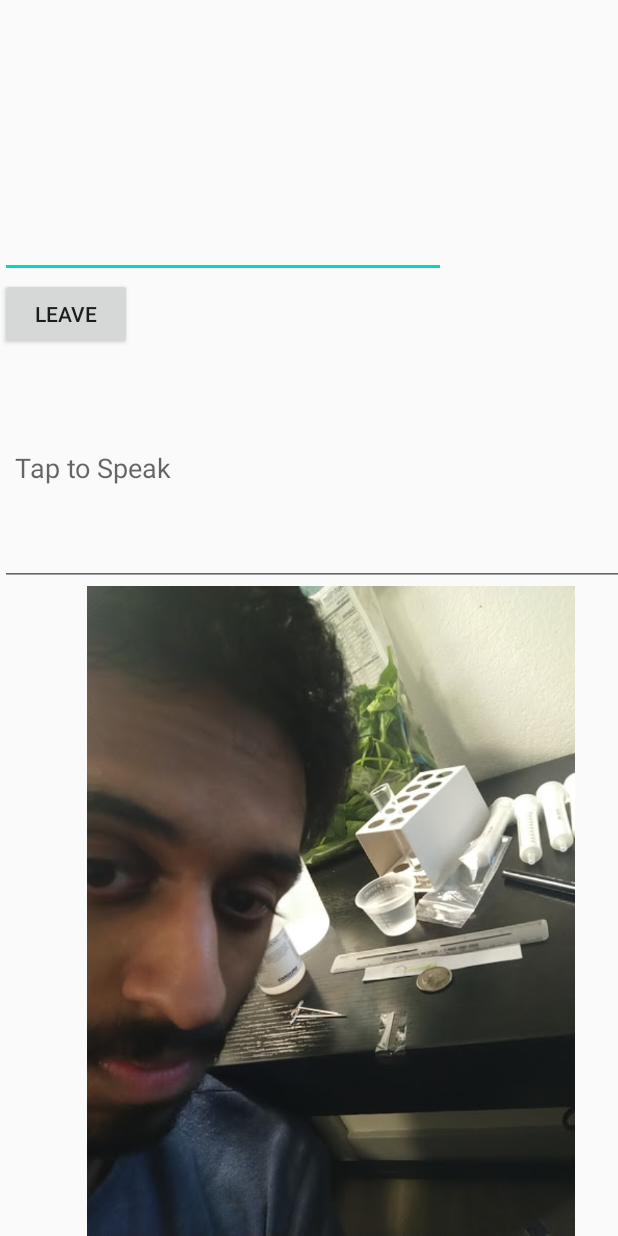
After one commit to bunnefant/brick-hacks-lego-brick, an Android app: the layout activity_record.xml on its own in the app's theme, with its tools: preview values and no code run, on a phone screen of 412 x 824 dp. The commit adds this screen. Run offline under Robolectric (Android 15) with nearby library versions, the phone set to English and light mode, and no system bars.

Commit message:
created record view

```diff
--- /dev/null
+++ b/dolby/app/src/main/res/layout/activity_record.xml
@@ -0,0 +1,48 @@
+<?xml version="1.0" encoding="utf-8"?>
+<androidx.constraintlayout.widget.ConstraintLayout xmlns:android="http://schemas.android.com/apk/res/android"
+    xmlns:app="http://schemas.android.com/apk/res-auto"
+    xmlns:tools="http://schemas.android.com/tools"
+    android:layout_width="match_parent"
+    android:layout_height="match_parent"
+    tools:context=".record">
+    <LinearLayout
+        android:layout_width="match_parent"
+        android:layout_height="match_parent"
+        android:orientation="vertical">
+        <EditText
+            android:id="@+id/user_name"
+            android:layout_width="297dp"
+            android:layout_height="wrap_content"
+            android:layout_weight="1" />
+
+        <!-- Step 2.2. The layout will be upgraded in the leave conference step -->
+        <Button
+            android:id="@+id/leave"
+            android:layout_width="wrap_content"
+            android:layout_height="wrap_content"
+            android:text="leave"
+            android:layout_marginRight="10dp"
+            />
+
+        <EditText
+            android:id="@+id/text"
+            android:layout_width="594dp"
+            android:layout_height="157dp"
+            android:layout_centerInParent="true"
+            android:layout_marginRight="15dp"
+            android:layout_toLeftOf="@id/button"
+            android:hint="Tap to Speak"
+            android:padding="10dp" />
+
+        <ImageView
+            android:id="@+id/button"
+            android:layout_width="451dp"
+            android:layout_height="433dp"
+            android:layout_alignParentRight="true"
+            android:backgroundTint="#F9F8FA"
+            android:paddingRight="10dp"
+            android:src="@drawable/biolabselfie" />
+    </LinearLayout>
+
+
+</androidx.constraintlayout.widget.ConstraintLayout>
```
Also changed, not shown: dolby/app/src/main/AndroidManifest.xml (+5 -3 lines), dolby/app/src/main/java/com/example/dolby_test/MainActivity.java (+7 -92 lines), dolby/app/src/main/java/com/example/dolby_test/record.java (added, +121 -0 lines), dolby/app/src/main/res/layout/activity_main.xml (+0 -32 lines).
